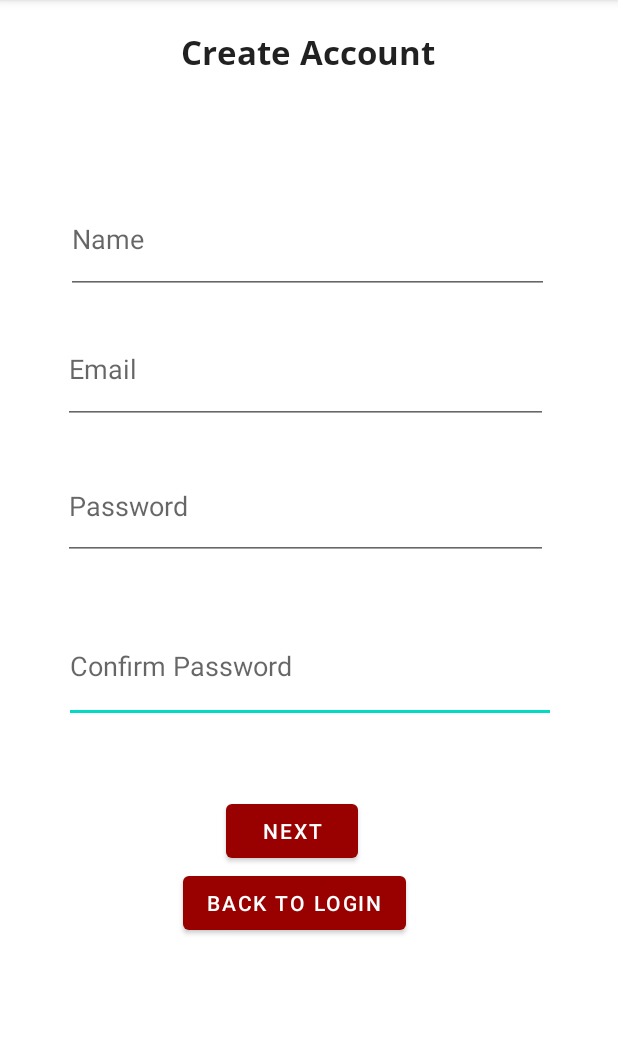
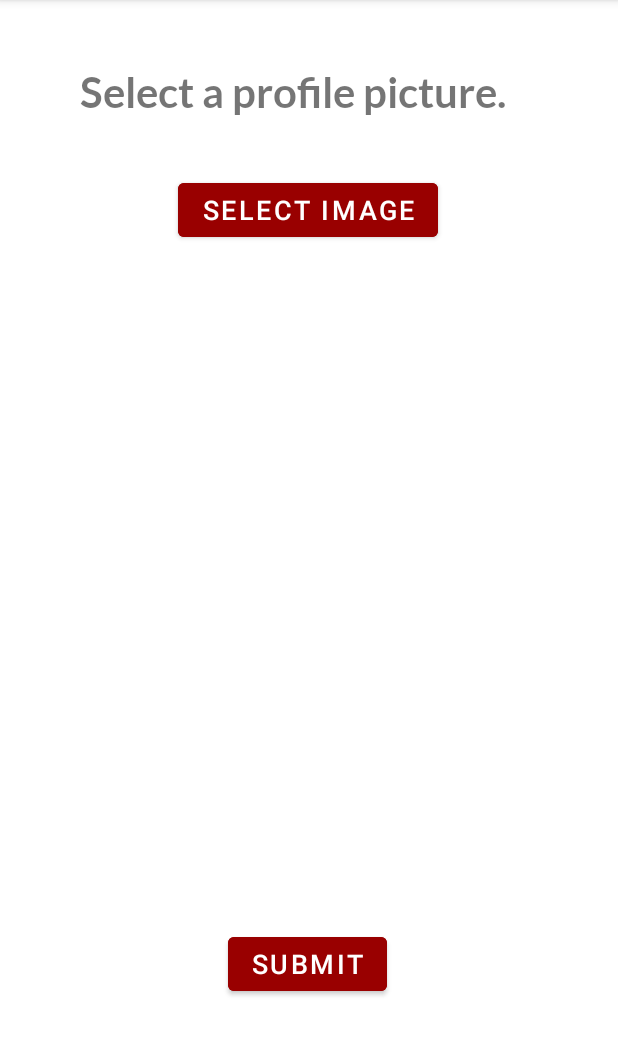
Before and after one commit to mehulkri/VillagePlanner, an Android app: the CreateAccount screen opened directly, with no data from a screen before it, after a tap on "NEXT", on a phone screen of 412 x 824 dp, the part 84-1140 px from its top. Run offline under Robolectric (Android 15) with nearby library versions, the phone set to English and light mode, and no system bars; our stand-ins replace Firebase (no records; nobody signed in at launch, a user with empty details on screens opened directly); libraries missing offline, so code that uses them is left out: com.rengwuxian.materialedittext; plain views replace MaterialEditText; pictures from the network do not load; 18 statements that could not run were skipped.

Commit message:
Worked more on validation for account creation. Also worked on Image Picker.

```diff
--- a/app/src/main/java/com/example/villageplanner/ImagePicker.java
+++ b/app/src/main/java/com/example/villageplanner/ImagePicker.java
@@ -1,14 +1,66 @@
 package com.example.villageplanner;
 
+import androidx.activity.result.ActivityResultCallback;
+import androidx.activity.result.ActivityResultLauncher;
+import androidx.activity.result.contract.ActivityResultContracts;
 import androidx.appcompat.app.AppCompatActivity;
 
+import android.content.Intent;
+import android.net.Uri;
 import android.os.Bundle;
+import android.view.View;
+import android.widget.Button;
+import android.widget.ImageView;
 
 public class ImagePicker extends AppCompatActivity {
+
+    private Button pickImage;
+    private Button submit;
+    private ImageView IVPreviewImage;
+    private Uri image;
+
+
+    ActivityResultLauncher<String> mGetContent = registerForActivityResult(new ActivityResultContracts.GetContent(),
+            new ActivityResultCallback<Uri>() {
+                @Override
+                public void onActivityResult(Uri selectedImageUri) {
+                    // Handle the returned Uri
+                    if (null != selectedImageUri) {
+                        // update the preview image in the layout
+                        IVPreviewImage.setImageURI(selectedImageUri);
+                        image = selectedImageUri;
+                    }
+                }
+            });
 
     @Override
     protected void onCreate(Bundle savedInstanceState) {
         super.onCreate(savedInstanceState);
         setContentView(R.layout.activity_image_picker);
+
+        // register the UI widgets with their appropriate IDs
+        pickImage = (Button) findViewById(R.id.imagePicker);
+        IVPreviewImage = (ImageView) findViewById(R.id.IVPreviewImage);
+        submit = (Button) findViewById(R.id.submitImage);
+
+        // handle the Choose Image button to trigger
+        // the image chooser function
+        pickImage.setOnClickListener(new View.OnClickListener() {
+            @Override
+            public void onClick(View v) {
+                mGetContent.launch("image/*");
+            }
+        });
+
+        submit.setOnClickListener(new View.OnClickListener() {
+            @Override
+            public void onClick(View v) {
+                if(image != null) {
+                    // Upload image to Firebase
+                }
+            }
+        });
     }
+
+
 }
--- a/app/src/main/java/com/example/villageplanner/createAccount/AccountCreationValidator.java
+++ b/app/src/main/java/com/example/villageplanner/createAccount/AccountCreationValidator.java
@@ -15,4 +15,8 @@ public class AccountCreationValidator {
         RegexpValidator validate = new RegexpValidator("Invalid!", "^(.+)@(\\S+)$");
         return validate.isValid(email, false);
     }
+
+    public static boolean validatePasswordStrength(String password, RegexpValidator validate) {
+        return validate.isValid(password, false);
+    }
 }
--- a/app/src/main/java/com/example/villageplanner/createAccount/CreateAccount.java
+++ b/app/src/main/java/com/example/villageplanner/createAccount/CreateAccount.java
@@ -2,6 +2,7 @@ package com.example.villageplanner.createAccount;
 
 import static com.example.villageplanner.createAccount.AccountCreationValidator.validateEmail;
 import static com.example.villageplanner.createAccount.AccountCreationValidator.validatePassword;
+import static com.example.villageplanner.createAccount.AccountCreationValidator.validatePasswordStrength;
 
 import androidx.appcompat.app.AppCompatActivity;
 
@@ -11,6 +12,7 @@ import android.view.View;
 import android.widget.Button;
 import android.widget.TextView;
 
+import com.example.villageplanner.ImagePicker;
 import com.example.villageplanner.R;
 import com.example.villageplanner.ui.login.LoginActivity;
 import com.google.android.gms.tasks.Task;
@@ -52,26 +54,42 @@ public class CreateAccount extends AppCompatActivity {
                 String passwordOne = getInfo(password);
                 String passwordTwo = getInfo(confirmPassword);
                 String error;
+                boolean canProceed = true;
                 if(fullName.isEmpty()) {
                     error = "Need to input full name." ;
                     setErrorText(error, name);
+                    canProceed = false;
                 }
                 if(passwordOne.isEmpty()) {
                     error = "Need to input a password.";
                     setErrorText(error, password);
+                    canProceed = false;
                 }
                 if(passwordTwo.isEmpty()) {
                     error = "Need to confirm the password";
                     setErrorText(error, confirmPassword);
+                    canProceed = false;
                 }
-                if(tryValidate(fullName, emailAddr, passwordOne, passwordTwo)) {
+                if(tryValidate(fullName, emailAddr, passwordOne, passwordTwo) && canProceed) {
                     // Try to add the user to Firebase database
                     FirebaseAuth mAuth = FirebaseAuth.getInstance();
                     Task<AuthResult> result = mAuth.createUserWithEmailAndPassword(emailAddr, passwordOne);
                     if(!result.isSuccessful()) {
-                        error = "Account with email " + emailAddr + " already exists. Please login in or try a different email address";
-                        errorMessage.setText(error);
+                        if(result.getException() != null) {
+                            error = result.getException().toString();
+                            errorMessage.setText(error);
+                        }
+                        canProceed = false;
                     }
+                } else {
+                    canProceed = false;
+                }
+                // Move to next screen
+                // TODO: Delete when done
+                canProceed = true;
+                if(canProceed) {
+                    Intent next = new Intent(CreateAccount.this, ImagePicker.class);
+                    startActivity(next);
                 }
             }
         });
@@ -82,6 +100,10 @@ public class CreateAccount extends AppCompatActivity {
             public void onClick(View v) {
                 Intent login = new Intent(CreateAccount.this, LoginActivity.class);
                 startActivity(login);
+
+                // pass the constant to compare it
+                // with the returned requestCode
+            //    startActivityForResult(Intent.createChooser(i, "Select Picture"), SELECT_PICTURE);
             }
         });
     }
@@ -90,14 +112,32 @@ public class CreateAccount extends AppCompatActivity {
         // Get information
         boolean isValid = true;
         email.validateWith(new RegexpValidator("Invalid!", "^(.+)@(\\S+)$"));
+        String passwordRegex = "^(?=.*[0-9])"
+                + "(?=.*[a-z])(?=.*[A-Z])"
+                + "(?=.*[@#$%^&+=!])"
+                + "(?=\\S+$).{8,20}$";
+        RegexpValidator passwordValidator = new RegexpValidator("Weak password", passwordRegex);
+        password.validateWith(passwordValidator);
+        confirmPassword.validateWith(passwordValidator);
+        // Validate passwords match
         if(!validatePassword(passwordOne, passwordTwo)) {
             setErrorText("Not the same password", password);
             setErrorText("Not the same password", confirmPassword);
             isValid = false;
         }
+        // Validate email is valid
         if(!validateEmail(emailAddr)) {
             isValid = false;
         }
+        // Validate password is strong
+        if(!validatePasswordStrength(passwordOne, passwordValidator)) {
+            isValid = false;
+            String passwordRules = "Password must have: One numeric character, one lowercase character, " +
+                    "one uppercase character, one special character, and should be between 8 to 40 characters in length";
+            errorMessage.setText(passwordRules);
+
+        }
+
         return isValid;
     }
 
--- a/app/src/main/java/com/example/villageplanner/ui/login/LoginActivity.java
+++ b/app/src/main/java/com/example/villageplanner/ui/login/LoginActivity.java
@@ -152,7 +152,7 @@ public class LoginActivity extends AppCompatActivity {
                         passwordEditText.getText().toString());
             }
         });
-        // Google Login
+        // TODO: Google Login
         googleLogin.setOnClickListener(new View.OnClickListener() {
             @Override
             public void onClick(View v) {
@@ -171,12 +171,14 @@ public class LoginActivity extends AppCompatActivity {
         });
     }
 
+    // TODO: Google Login
     private void googleSignIn() {
         Intent intent = gsc.getSignInIntent();
         startActivityForResult(intent, 100);
 
     }
 
+    // TODO: Google Login
     @Override
     protected void onActivityResult(int requestCode, int resultCode, @Nullable Intent data) {
         super.onActivityResult(requestCode, resultCode, data);
--- a/app/src/main/res/layout/activity_create_account.xml
+++ b/app/src/main/res/layout/activity_create_account.xml
@@ -28,10 +28,10 @@
         android:inputType="textPassword"
         app:layout_constraintBottom_toBottomOf="parent"
         app:layout_constraintEnd_toEndOf="parent"
-        app:layout_constraintHorizontal_bias="0.506"
+        app:layout_constraintHorizontal_bias="0.493"
         app:layout_constraintStart_toStartOf="parent"
         app:layout_constraintTop_toBottomOf="@+id/createAccountTitle"
-        app:layout_constraintVertical_bias="0.164"
+        app:layout_constraintVertical_bias="0.209"
         app:met_floatingLabel="highlight"
         app:met_helperTextColor="@color/error_red"
         app:met_primaryColor="@color/usc_red" />
@@ -45,10 +45,10 @@
         android:inputType="textPassword"
         app:layout_constraintBottom_toTopOf="@+id/passTwo"
         app:layout_constraintEnd_toEndOf="parent"
-        app:layout_constraintHorizontal_bias="0.477"
+        app:layout_constraintHorizontal_bias="0.465"
         app:layout_constraintStart_toStartOf="parent"
         app:layout_constraintTop_toBottomOf="@+id/createAccountTitle"
-        app:layout_constraintVertical_bias="0.524"
+        app:layout_constraintVertical_bias="0.71"
         app:met_floatingLabel="highlight"
         app:met_helperTextColor="@color/error_red"
         app:met_primaryColor="@color/usc_red" />
@@ -61,10 +61,9 @@
         android:hint="Email"
         app:layout_constraintBottom_toTopOf="@+id/passOne"
         app:layout_constraintEnd_toEndOf="parent"
-        app:layout_constraintHorizontal_bias="0.477"
         app:layout_constraintStart_toStartOf="parent"
         app:layout_constraintTop_toBottomOf="@+id/createAccountTitle"
-        app:layout_constraintVertical_bias="0.6"
+        app:layout_constraintVertical_bias="0.723"
         app:met_errorColor="@color/error_red"
         app:met_floatingLabel="highlight"
         app:met_primaryColor="@color/usc_red" />
@@ -91,30 +90,30 @@
         android:hint="Name"
         app:layout_constraintBottom_toTopOf="@+id/emailField"
         app:layout_constraintEnd_toEndOf="parent"
-        app:layout_constraintHorizontal_bias="0.488"
+        app:layout_constraintHorizontal_bias="0.494"
         app:layout_constraintStart_toStartOf="parent"
         app:layout_constraintTop_toBottomOf="@+id/createAccountTitle"
-        app:layout_constraintVertical_bias="0.69"
+        app:layout_constraintVertical_bias="0.758"
+        app:met_floatingLabel="highlight"
         app:met_helperTextColor="@color/error_red"
-        app:met_floatingLabel="highlight"
         app:met_primaryColor="@color/usc_red" />
 
     <Button
         android:id="@+id/nextButton"
         android:layout_width="wrap_content"
         android:layout_height="wrap_content"
-        android:layout_marginTop="48dp"
+        android:layout_marginTop="28dp"
         android:text="Next"
         app:backgroundTint="@color/usc_red"
         app:layout_constraintEnd_toEndOf="parent"
-        app:layout_constraintHorizontal_bias="0.464"
+        app:layout_constraintHorizontal_bias="0.458"
         app:layout_constraintStart_toStartOf="parent"
         app:layout_constraintTop_toBottomOf="@+id/passTwo" />
 
     <TextView
         android:id="@+id/createAccountError"
-        android:layout_width="221dp"
-        android:layout_height="35dp"
+        android:layout_width="371dp"
+        android:layout_height="61dp"
         android:gravity="center"
         app:fontFamily="@font/open_sans"
         app:layout_constraintBottom_toTopOf="@+id/fullName"
--- a/app/src/main/res/layout/activity_image_picker.xml
+++ b/app/src/main/res/layout/activity_image_picker.xml
@@ -6,14 +6,67 @@
     android:layout_height="match_parent"
     tools:context=".ImagePicker">
 
+    <!--Button to open the image selector-->
+
+    <!--ImageView to preview the selected image-->
+
+    <Button
+        android:id="@+id/submitImage"
+        android:layout_width="wrap_content"
+        android:layout_height="wrap_content"
+        android:layout_centerHorizontal="true"
+        android:layout_marginTop="20dp"
+        android:backgroundTint="@color/usc_red"
+
+        android:text="SUBMIT"
+        android:textColor="@android:color/white"
+        android:textSize="18sp"
+        app:layout_constraintBottom_toBottomOf="parent"
+        app:layout_constraintEnd_toEndOf="parent"
+        app:layout_constraintHorizontal_bias="0.497"
+        app:layout_constraintStart_toStartOf="parent"
+        app:layout_constraintTop_toBottomOf="@+id/IVPreviewImage"
+        app:layout_constraintVertical_bias="0.06" />
+
     <TextView
         android:id="@+id/selectImageText"
-        android:layout_width="144dp"
-        android:layout_height="24dp"
-        android:layout_marginTop="36dp"
+        android:layout_width="304dp"
+        android:layout_height="49dp"
+        android:layout_marginTop="44dp"
         android:text="Select a profile picture."
+        android:textSize="28dp"
         app:fontFamily="@font/lato_bold"
         app:layout_constraintEnd_toEndOf="parent"
+        app:layout_constraintHorizontal_bias="0.495"
         app:layout_constraintStart_toStartOf="parent"
         app:layout_constraintTop_toTopOf="parent" />
+
+    <Button
+        android:id="@+id/imagePicker"
+        android:layout_width="wrap_content"
+        android:layout_height="wrap_content"
+        android:layout_centerHorizontal="true"
+        android:layout_marginTop="12dp"
+        android:backgroundTint="@color/usc_red"
+        android:text="SELECT IMAGE"
+
+        android:textColor="@android:color/white"
+        android:textSize="18sp"
+        app:layout_constraintBottom_toTopOf="@+id/IVPreviewImage"
+        app:layout_constraintEnd_toEndOf="parent"
+        app:layout_constraintHorizontal_bias="0.497"
+        app:layout_constraintStart_toStartOf="parent"
+        app:layout_constraintTop_toBottomOf="@+id/selectImageText"
+        app:layout_constraintVertical_bias="0.08" />
+
+    <ImageView
+        android:id="@+id/IVPreviewImage"
+        android:layout_width="367dp"
+        android:layout_height="305dp"
+        android:layout_marginBottom="176dp"
+        app:layout_constraintBottom_toBottomOf="parent"
+        app:layout_constraintEnd_toEndOf="parent"
+        app:layout_constraintStart_toStartOf="parent"
+        app:layout_constraintTop_toBottomOf="@+id/selectImageText"
+        app:layout_constraintVertical_bias="1.0" />
 </androidx.constraintlayout.widget.ConstraintLayout>
```
